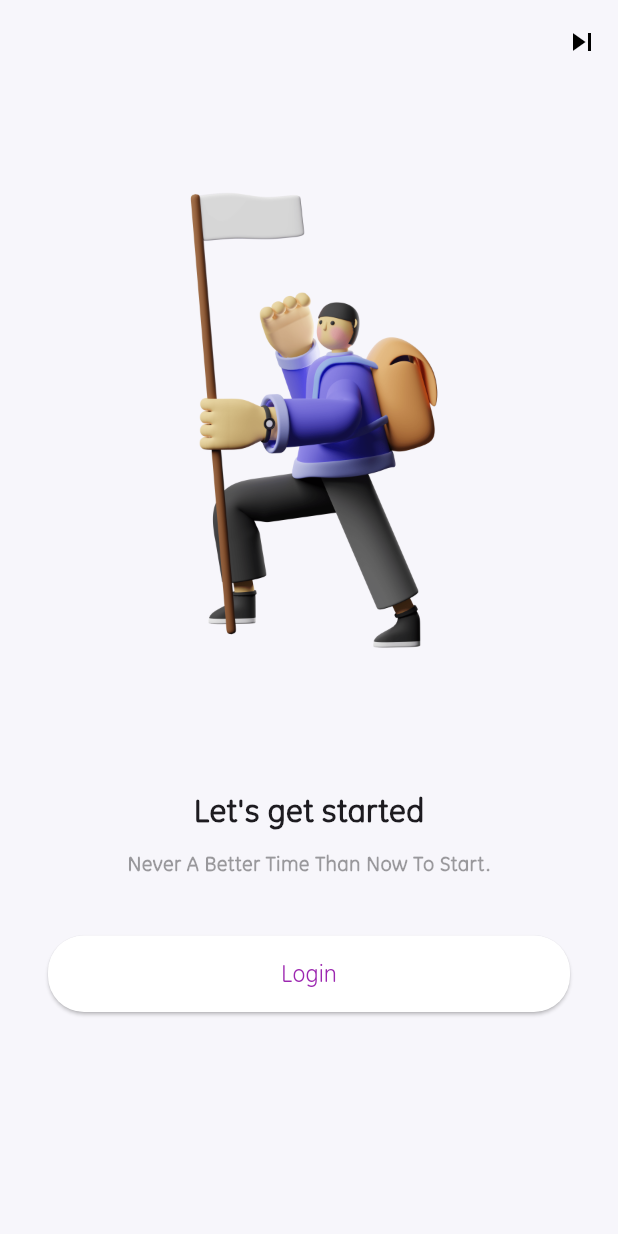
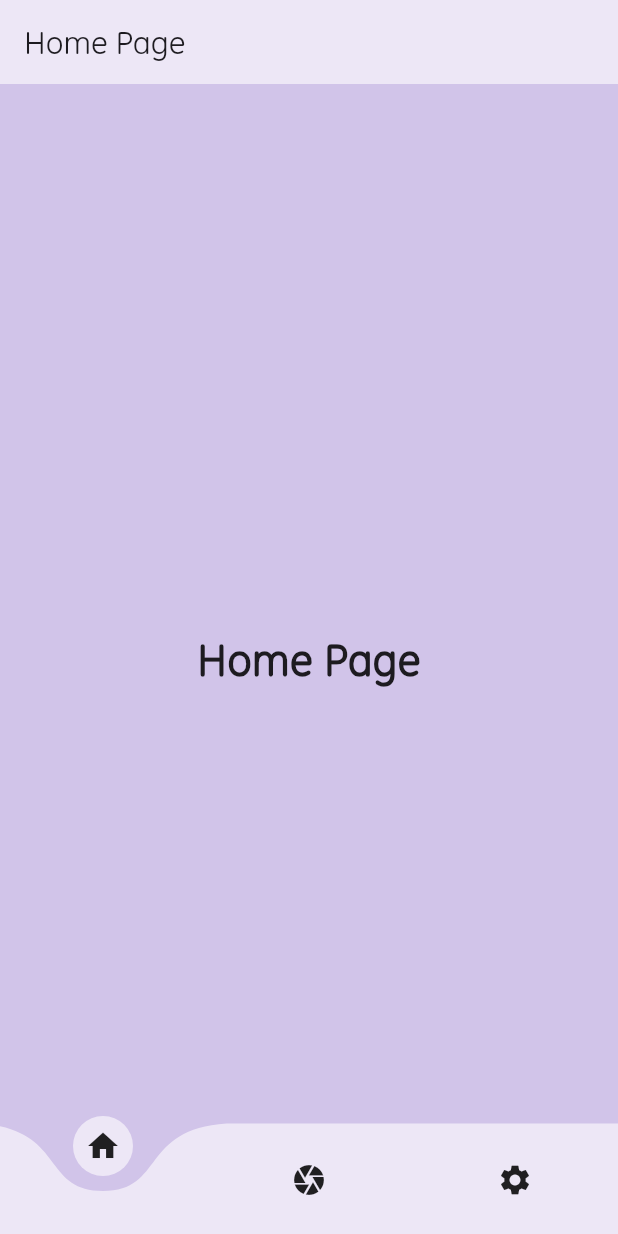
Before and after one commit to dot-config-IIITS/application-SIH-BachavSetu, a Flutter app: the screen it shows after launch, on a phone screen of 412 x 824 dp. Run offline on Flutter 3.47's test engine with Material 3 defaults, Android fonts, the phone set to English and light mode, and no system bars; drawn by our look-alikes of curved_navigation_bar.

Commit message:
Added Home Page + Screens With Floating Nav Bar

```diff
--- /dev/null
+++ b/bachavsetu/lib/home/home_page.dart
@@ -0,0 +1,30 @@
+import 'package:flutter/material.dart';
+
+class HomePage extends StatefulWidget {
+  const HomePage({super.key});
+
+  @override
+  State<HomePage> createState() => _HomePageState();
+}
+
+class _HomePageState extends State<HomePage> {
+  @override
+  Widget build(BuildContext context) {
+    return Scaffold(
+      appBar: AppBar(
+        title: const Text('Home Page'),
+        backgroundColor: Colors.deepPurple.shade50,
+      ),
+      backgroundColor: Colors.deepPurple.shade100,
+      body: const Center(
+        child: Text(
+          'Home Page',
+          style: TextStyle(
+            fontSize: 30,
+            fontWeight: FontWeight.bold,
+          ),
+        ),
+      ),
+    );
+  }
+}
--- /dev/null
+++ b/bachavsetu/lib/init_page.dart
@@ -0,0 +1,48 @@
+import 'package:flutter/material.dart';
+import 'package:curved_navigation_bar/curved_navigation_bar.dart';
+
+import 'home/home_page.dart';
+import 'camera/camera_page.dart';
+import 'settings/settings_page.dart';
+
+class InitPage extends StatefulWidget {
+  const InitPage({super.key});
+
+  @override
+  State<InitPage> createState() => _InitPageState();
+}
+
+class _InitPageState extends State<InitPage> {
+  // ignore: non_constant_identifier_names
+  List Pages = [
+    const HomePage(),
+    const CameraPage(),
+    const SettingsPage(),
+  ];
+  int _selectedPage = 0;
+
+  @override
+  Widget build(BuildContext context) {
+    return Scaffold(
+      extendBody: true,
+      bottomNavigationBar: CurvedNavigationBar(
+        index: _selectedPage,
+        backgroundColor: Colors.transparent,
+        color: Colors.deepPurple.shade50,
+        animationDuration: const Duration(milliseconds: 300),
+        onTap: (index) {
+          // print(index);
+          setState(() {
+            _selectedPage = index;
+          });
+        },
+        items: const [
+          Icon(Icons.home),
+          Icon(Icons.camera),
+          Icon(Icons.settings),
+        ],
+      ),
+      body: Pages[_selectedPage],
+    );
+  }
+}
--- a/bachavsetu/lib/main.dart
+++ b/bachavsetu/lib/main.dart
@@ -1,4 +1,6 @@
 import 'package:flutter/material.dart';
+
+import 'init_page.dart';
 import 'login/welcome.dart';
 import 'article/articlehomepage.dart';
 
@@ -13,8 +15,9 @@ class MyApp extends StatelessWidget {
       title: 'BachavSetu',
       debugShowCheckedModeBanner: false,
       theme: ThemeData(fontFamily: 'GE Inspira'),
-      home: Welcome(),
+      // home: Welcome(),
       // home: ArticleHomePage(),
+      home: InitPage(),
     );
   }
 }
--- a/bachavsetu/pubspec.yaml
+++ b/bachavsetu/pubspec.yaml
@@ -36,6 +36,7 @@ dependencies:
   # Use with the CupertinoIcons class for iOS style icons.
   cupertino_icons: ^1.0.2
   animated_text_kit: ^4.2.2
+  curved_navigation_bar: ^1.0.3
   http: ^1.1.2
 
 
```
Also changed, not shown: bachavsetu/lib/camera/camera_page.dart (added, +30 -0 lines), bachavsetu/lib/settings/settings_page.dart (added, +30 -0 lines), bachavsetu/pubspec.lock.
